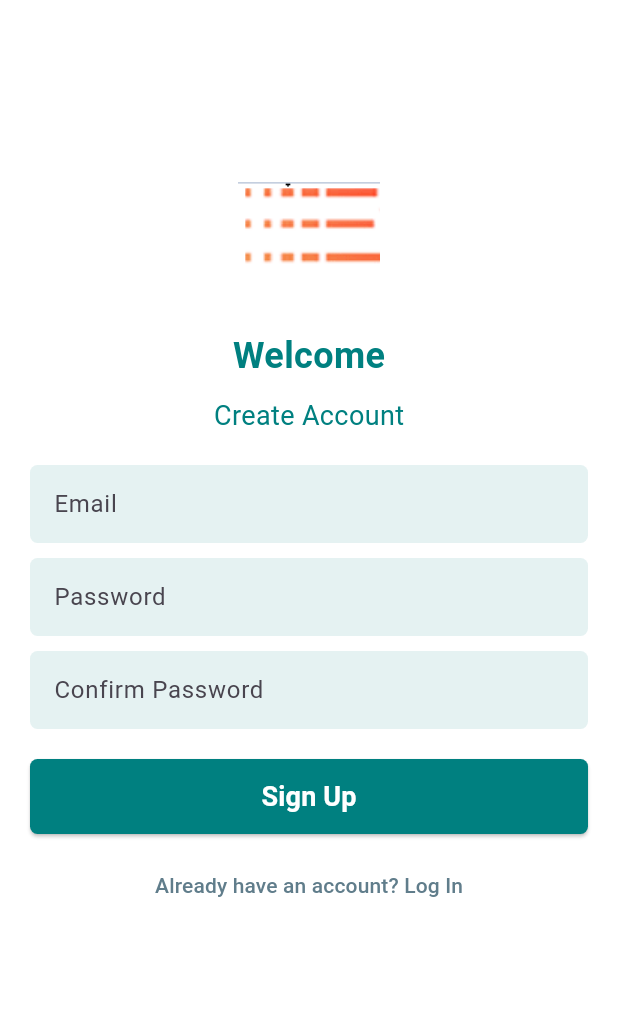
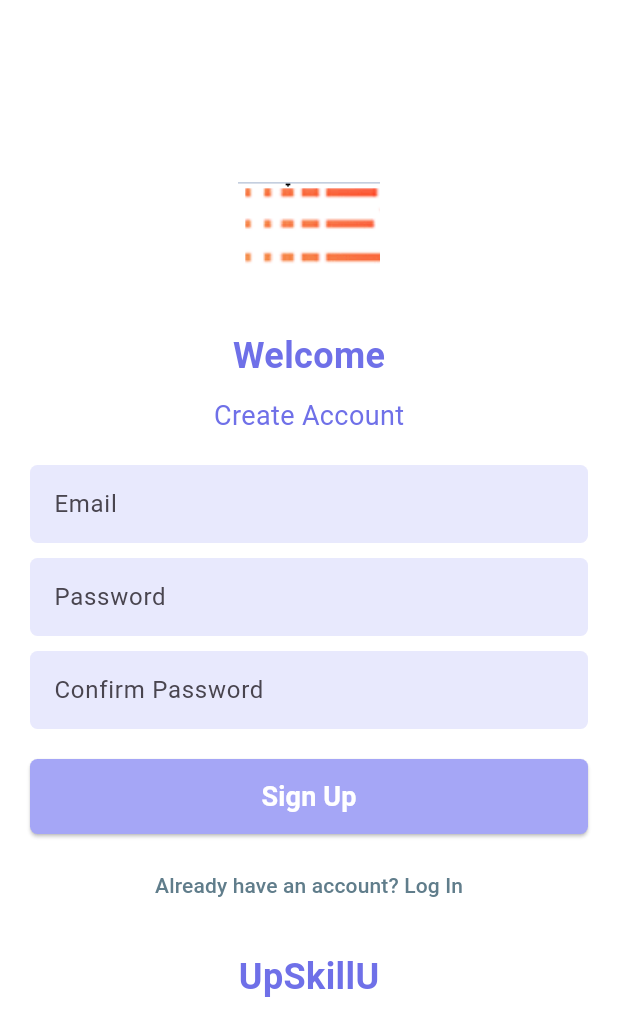
Before and after one commit to IsratJahanSamiha/UpSkillU, a Flutter app: the screen it shows after launch, after a tap on "Create New Account", on a phone screen of 412 x 824 dp. Shown: the top 1036 px of the screen. Run offline on Flutter 3.47's test engine with Material 3 defaults, Android fonts, the phone set to English and light mode, and no system bars.

Commit message:
Update Full project color , remove extra feedback section which was bellow courseDetails page.

```diff
--- a/lib/custom_widgets.dart
+++ b/lib/custom_widgets.dart
@@ -22,7 +22,7 @@ class CustomTextField extends StatelessWidget {
       validator: validator,
       decoration: InputDecoration(
         filled: true,
-        fillColor: const Color(0xFF008080).withOpacity(0.1),
+        fillColor: const Color(0xFFA5A6F6).withOpacity(0.25),
         hintText: hintText,
         border: OutlineInputBorder(
           borderRadius: BorderRadius.circular(5),
@@ -54,7 +54,7 @@ class CustomButton extends StatelessWidget {
       child: ElevatedButton(
         onPressed: isLoading ? null : onPressed,
         style: ElevatedButton.styleFrom(
-          backgroundColor: const Color(0xFF008080),
+          backgroundColor: const Color(0xFFA5A6F6),
           shape: RoundedRectangleBorder(borderRadius: BorderRadius.circular(5)),
         ),
         child: isLoading
--- a/lib/login.dart
+++ b/lib/login.dart
@@ -32,12 +32,12 @@ class _LogInState extends State<LogIn> {
             const Text(
               "Welcome",
               style: TextStyle(
-                  fontSize: 24, fontWeight: FontWeight.bold, color: Color(0xFF008080)),
+                  fontSize: 24, fontWeight: FontWeight.bold, color: Color(0xFF6F70E8)),
             ),
             const SizedBox(height: 10),
             const Text(
               "Sign In",
-              style: TextStyle(fontSize: 18, color: Color(0xFF008080)),
+              style: TextStyle(fontSize: 18, color: Color(0xFF6F70E8)),
             ),
             const SizedBox(height: 20),
 
@@ -92,7 +92,7 @@ class _LogInState extends State<LogIn> {
                   const Text(
                     "UpSkillU",
                     style: TextStyle(
-                        fontSize: 24, fontWeight: FontWeight.bold, color: Color(0xFF008080)),
+                        fontSize: 24, fontWeight: FontWeight.bold, color: Color(0xFF6F70E8)),
                   ),
                 ],
               ),
--- a/lib/signup.dart
+++ b/lib/signup.dart
@@ -33,12 +33,12 @@ class _SignUpState extends State<SignUp> {
             const Text(
               "Welcome",
               style: TextStyle(
-                  fontSize: 24, fontWeight: FontWeight.bold, color: Color(0xFF008080)),
+                  fontSize: 24, fontWeight: FontWeight.bold, color: Color(0xFF6F70E8)),
             ),
             const SizedBox(height: 10),
             const Text(
               "Create Account",
-              style: TextStyle(fontSize: 18, color: Color(0xFF008080)),
+              style: TextStyle(fontSize: 18, color: Color(0xFF6F70E8)),
             ),
             const SizedBox(height: 20),
 
@@ -100,6 +100,13 @@ class _SignUpState extends State<SignUp> {
                       style: TextStyle(color: Colors.blueGrey),
                     ),
                   ),
+
+                  const SizedBox(height: 20),
+                  const Text(
+                    "UpSkillU",
+                    style: TextStyle(
+                        fontSize: 24, fontWeight: FontWeight.bold, color: Color(0xFF6F70E8)),
+                  ),
                 ],
               ),
             ),
```
Also changed, not shown: lib/course_details.dart (+3 -52 lines).
